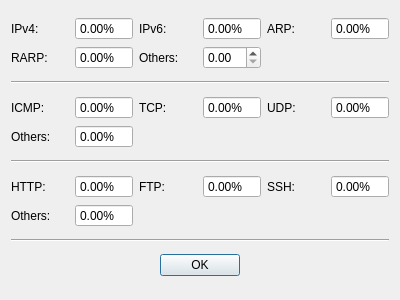
Before: the Qt Designer form statisticsdialog.ui in xieby1/packet-paw, drawn with Qt 5.
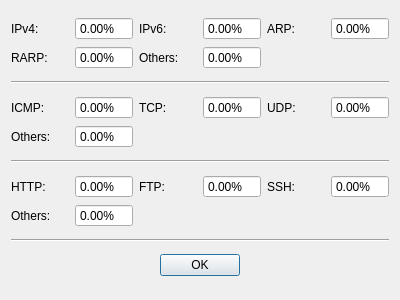
After: the same form once the commit is applied.

The edit to the form file:
```diff
--- a/statisticsdialog.ui
+++ b/statisticsdialog.ui
@@ -110,7 +110,17 @@
       </widget>
      </item>
      <item row="1" column="3">
-      <widget class="QDoubleSpinBox" name="nt_others"/>
+      <widget class="QDoubleSpinBox" name="nt_others">
+       <property name="readOnly">
+        <bool>true</bool>
+       </property>
+       <property name="buttonSymbols">
+        <enum>QAbstractSpinBox::NoButtons</enum>
+       </property>
+       <property name="suffix">
+        <string>%</string>
+       </property>
+      </widget>
      </item>
     </layout>
    </item>
```
